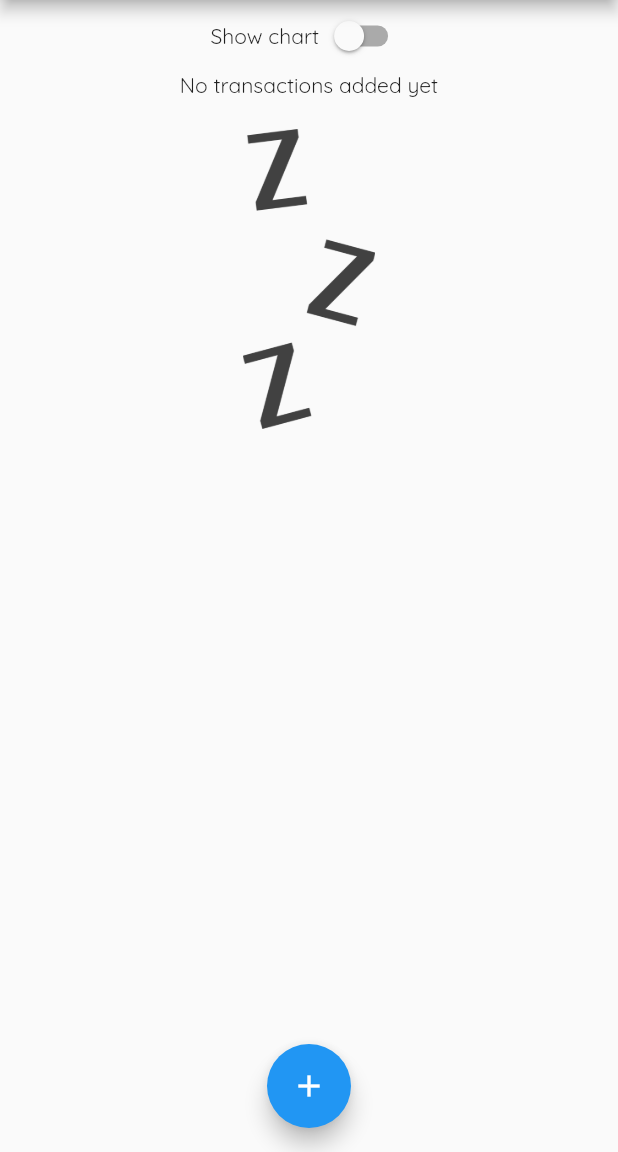
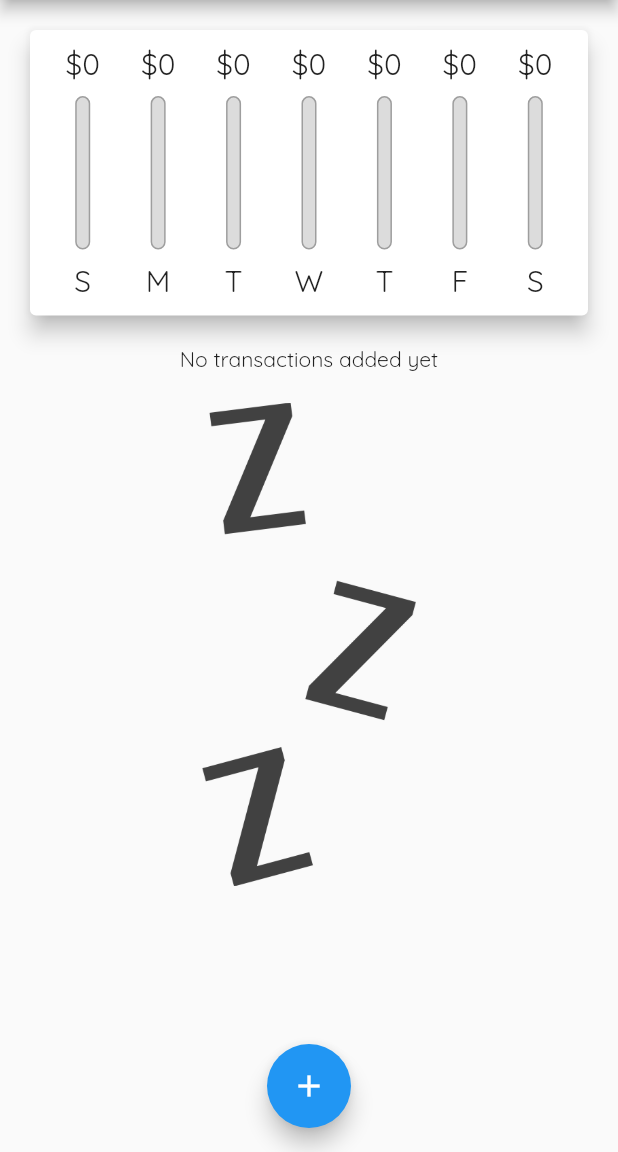
Before and after one commit to Petar81/Expense-Calculator, a Flutter app: the screen it shows after launch, on a phone screen of 412 x 824 dp, the part 84-1236 px from its top. Run offline on Flutter 3.47's test engine with Material 2 defaults, Android fonts, the phone set to English and light mode, and no system bars.

Commit message:
show content based on the orientation mode

```diff
--- a/lib/main.dart
+++ b/lib/main.dart
@@ -104,6 +104,8 @@ class _MyHomePageState extends State<MyHomePage> {
 
   @override
   Widget build(BuildContext context) {
+    final orientation =
+        MediaQuery.of(context).orientation == Orientation.landscape;
     final appBar = AppBar(
       // Here we take the value from the MyHomePage object that was created by
       // the App.build method, and use it to set our appbar title.
@@ -117,6 +119,14 @@ class _MyHomePageState extends State<MyHomePage> {
       ],
     );
 
+    final txListWidget = SizedBox(
+      height: (MediaQuery.of(context).size.height -
+              appBar.preferredSize.height -
+              MediaQuery.of(context).padding.top) *
+          0.7,
+      child: TransactionList(_userTransactions, _deleteTransaction),
+    );
+
     return Scaffold(
       appBar: appBar,
       body: SingleChildScrollView(
@@ -124,6 +134,7 @@ class _MyHomePageState extends State<MyHomePage> {
           // mainAxisAlignment: MainAxisAlignment.start,
           crossAxisAlignment: CrossAxisAlignment.stretch,
           children: <Widget>[
+            if (orientation)
               Row(
                 mainAxisAlignment: MainAxisAlignment.center,
                 children: <Widget>[
@@ -137,22 +148,25 @@ class _MyHomePageState extends State<MyHomePage> {
                       }),
                 ],
               ),
-            // ignore: sized_box_for_whitespace
+            if (!orientation)
+              SizedBox(
+                height: (MediaQuery.of(context).size.height -
+                        appBar.preferredSize.height -
+                        MediaQuery.of(context).padding.top) *
+                    0.3,
+                child: Chart(_recentTransactions),
+              ),
+            if (!orientation) txListWidget,
+            if (orientation)
               _showChart
                   ? SizedBox(
                       height: (MediaQuery.of(context).size.height -
                               appBar.preferredSize.height -
                               MediaQuery.of(context).padding.top) *
-                        0.3,
+                          0.7,
                       child: Chart(_recentTransactions),
                     )
-                : SizedBox(
-                    height: (MediaQuery.of(context).size.height -
-                            appBar.preferredSize.height -
-                            MediaQuery.of(context).padding.top) *
-                        0.7,
-                    child:
-                        TransactionList(_userTransactions, _deleteTransaction)),
+                  : txListWidget
           ],
           // Center is a layout widget. It takes a single child and positions it
           // in the middle of the parent.
--- a/lib/widgets/transaction_list.dart
+++ b/lib/widgets/transaction_list.dart
@@ -12,19 +12,23 @@ class TransactionList extends StatelessWidget {
   @override
   Widget build(BuildContext context) {
     return transactions.isEmpty
-        ? Column(
+        ? LayoutBuilder(
+            builder: (ctx, constraints) {
+              return Column(
                 children: <Widget>[
                   const Text('No transactions added yet'),
                   const SizedBox(
                     height: 20,
                   ),
                   SizedBox(
-                  height: 200,
+                      height: constraints.maxHeight * 0.6,
                       child: Image.asset(
                         'assets/images/waiting.png',
                         fit: BoxFit.cover,
                       ))
                 ],
+              );
+            },
           )
         : ListView.builder(
             itemBuilder: (ctx, index) {
```
Lines whose indentation alone changed are shown as unchanged.
